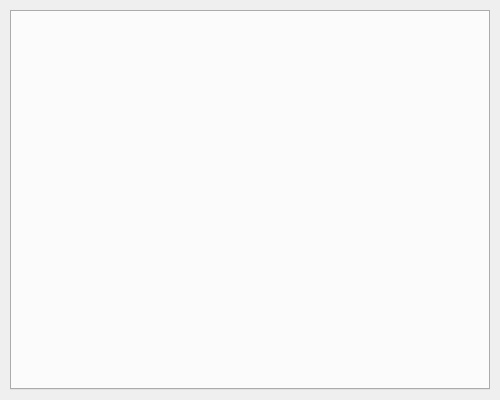
Above: widgets/librarywidget.ui from leafo/itchio-app-old before the change. Below: the same form after it.
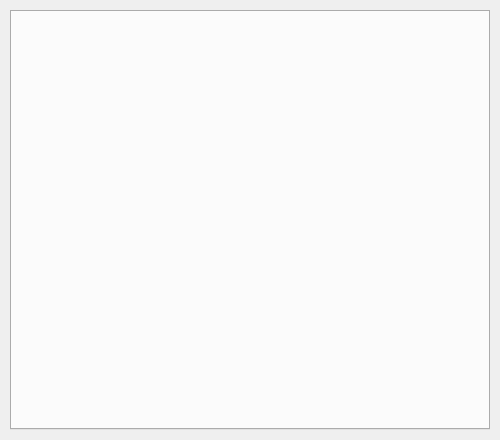
That is the form after the change.

Commit message: Added Lato font and anti-alias to labels, buttons and images. Resized elements accordingly.

Patch:
```diff
--- a/widgets/librarywidget.ui
+++ b/widgets/librarywidget.ui
@@ -7,7 +7,7 @@
     <x>0</x>
     <y>0</y>
     <width>500</width>
-    <height>400</height>
+    <height>440</height>
    </rect>
   </property>
   <property name="sizePolicy">
@@ -19,7 +19,7 @@
   <property name="minimumSize">
    <size>
     <width>500</width>
-    <height>400</height>
+    <height>440</height>
    </size>
   </property>
   <property name="windowTitle">
```
The commit also changes 6 other files.
